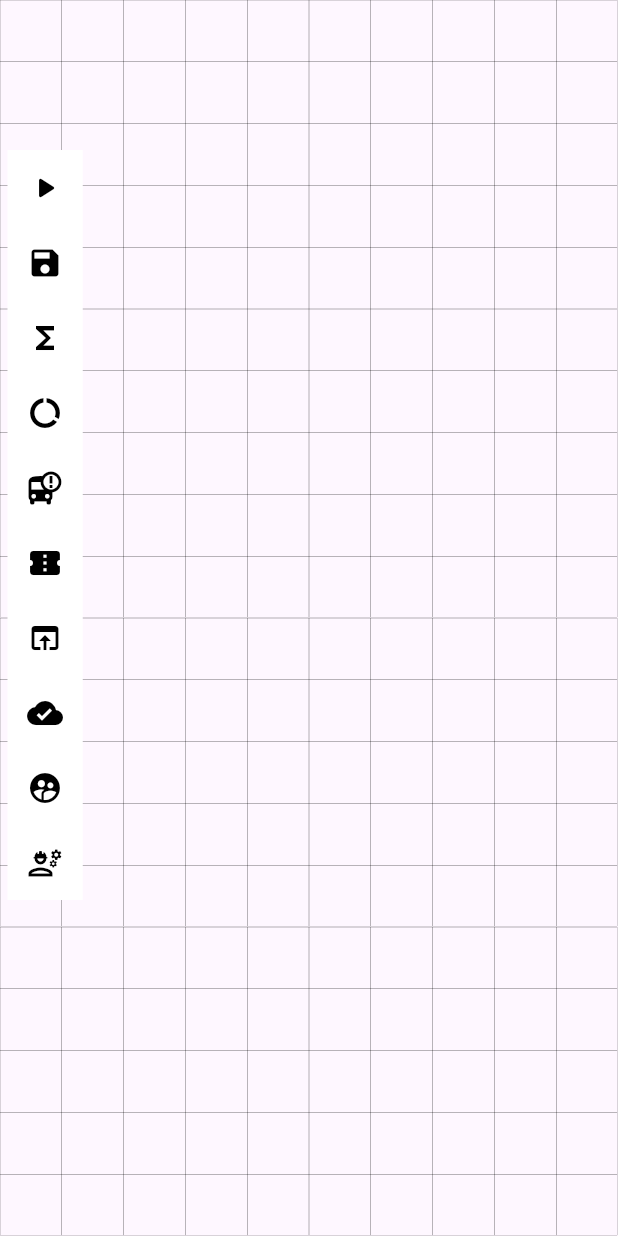
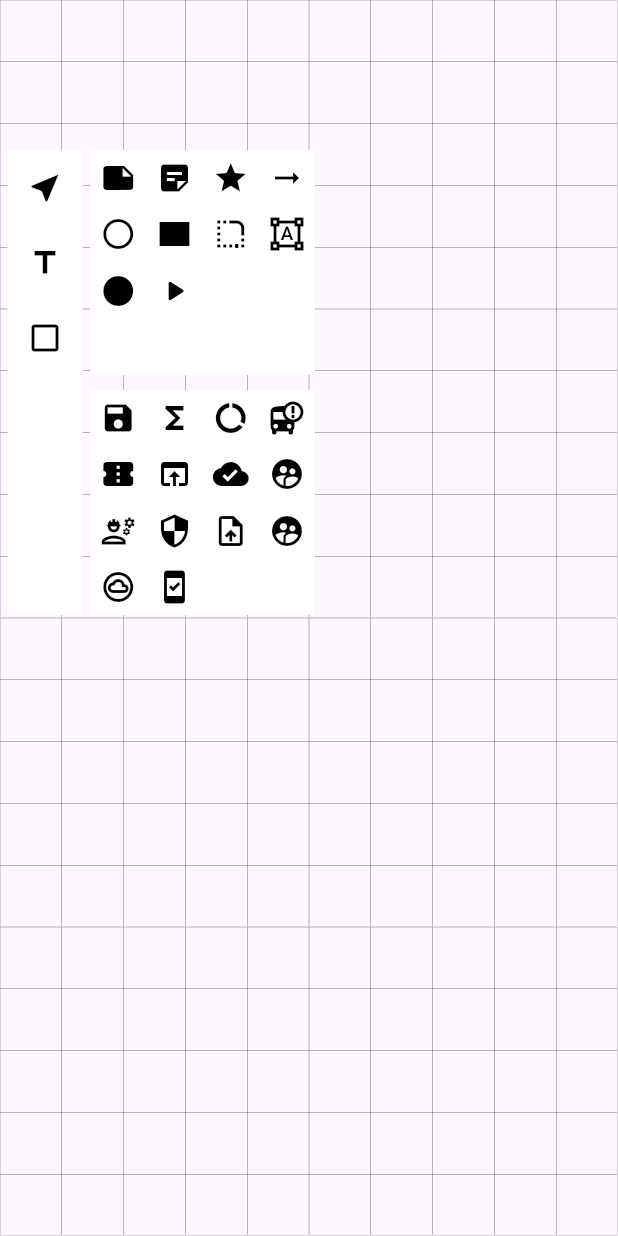
Before and after one commit to ibrahimsezer/Draggable_Interaction, a Flutter app: the screen it shows after launch, on a phone screen of 412 x 824 dp. Run offline on Flutter 3.47's test engine with Material 3 defaults, Android fonts, the phone set to English and light mode, and no system bars; our stand-ins replace flutter_colorpicker, flutter_svg.

Commit message:
Update ButtonIcons

```diff
--- /dev/null
+++ b/devtools_options.yaml
@@ -0,0 +1 @@
+extensions:
--- a/lib/model/this_model.dart
+++ b/lib/model/this_model.dart
@@ -1,6 +1,6 @@
 import 'package:flutter/material.dart';
 
-class ThisModel {
+class ThisModel extends ChangeNotifier{
   final int id;
   final Widget widget;
   bool isActive;
--- a/lib/model/widget_model.dart
+++ b/lib/model/widget_model.dart
@@ -12,7 +12,6 @@ class WidgetModel {
 
   static List<WidgetModel> widgetModelList = [];
   static int idCount = widgetModelList.length;
-  static List<int> modelIdList = [];
 }
 
 class WidgetFunctions with ChangeNotifier {
@@ -26,4 +25,5 @@ class WidgetFunctions with ChangeNotifier {
     ThisModel.thisModelList.add(model);
     notifyListeners();
   }
+
 }
--- a/lib/ui/main_board.dart
+++ b/lib/ui/main_board.dart
@@ -5,8 +5,16 @@ import 'package:draggable_example/ui/widgets/grid_view_background.dart';
 import 'package:flutter/material.dart';
 import 'package:provider/provider.dart';
 
+//todo Widget frames remain unclickable after resizing
+//todo Widget delete with using topBarmenu
+//todo Right and bottom frames not locked. Lock this
+//todo Edit widget button folder
+//todo Save widget info in database
+//todo Group widgets
+//todo Add widget in board
+//todo Move widget to front or back
+double globalPosY = 0;
 double globalPosX = 0;
-double globalPosY = 0;
 double containerLeft = 0;
 double containerTop = 0;
 bool isResizing = false;
@@ -17,6 +25,7 @@ class MainBoard extends StatefulWidget with ChangeNotifier {
   MainBoard({super.key});
 
   static List<ThisModel> widgets = [];
+  static List<Widget> activeWidgetList = [];
 
   void addWidget(ThisModel model) {
     widgets.add(model);
@@ -35,11 +44,27 @@ class MainBoard extends StatefulWidget with ChangeNotifier {
     notifyListeners();
   }
 
+  void activeWidgetListAdd() {
+    for (int i = 0; i < ThisModel.thisModelList.length; i++) {
+      if (ThisModel.thisModelList[i].isActive == true) {
+        activeWidgetList.add(ThisModel.thisModelList[i].widget);
+      }
+    }
+  }
+
+  void activePosition() {
+    for (int i = 0; i < activeWidgetList.length; i++) {
+      activeWidgetList[i];
+    }
+  }
+
   @override
   State<MainBoard> createState() => _MainBoardState();
 }
 
 class _MainBoardState extends State<MainBoard> {
+  Widget getGridWidget = const GridViewBackground();
+
   @override
   Widget build(BuildContext context) {
     return Scaffold(
@@ -53,7 +78,7 @@ class _MainBoardState extends State<MainBoard> {
                 maxScale: 1000,
                 child: Stack(
                   children: [
-                    const AbsorbPointer(child: GridViewBackground()),
+                    AbsorbPointer(child: getGridWidget),
                     ...ThisModel.thisModelList.map((e) => e.widget),
                   ],
                 ),
@@ -71,6 +96,16 @@ class _MainBoardState extends State<MainBoard> {
           //   },
           // ),
           const Positioned(top: 100, left: 5, child: ActivityBar()),
+          const Positioned(
+            top: 100,
+            left: 60,
+            child: ActivityGridBar(),
+          ),
+          const Positioned(
+            top: 260,
+            left: 60,
+            child: ActivityGridSvgBar(),
+          ),
           ...MainBoard.widgets.map((e) => e.widget),
         ]),
       ),
--- a/lib/ui/widgets/activites_bar.dart
+++ b/lib/ui/widgets/activites_bar.dart
@@ -12,17 +12,140 @@ class ActivityBar extends StatelessWidget {
   Widget build(BuildContext context) {
     return Container(
       width: 50,
-      height: 500,
+      height: 310,
       color: Colors.white,
       child: GridView(
         gridDelegate:
             const SliverGridDelegateWithFixedCrossAxisCount(crossAxisCount: 1),
+        children: [
+          const ActivityBarIcon(
+              widgetButtonName: SizedBox(),
+              widgetButtonIcon: Icons.near_me,
+              myWidth: 0,
+              myHeight: 0),
+          ActivityBarIcon(
+              widgetButtonName: SizedBox(
+                child: TextField(
+                  textInputAction: TextInputAction.done,
+                  onSubmitted: (value) {
+                    FocusScope.of(context).unfocus();
+                  },
+                  textAlign: TextAlign.center,
+                  maxLines: null,
+                  decoration: const InputDecoration(
+                    border: InputBorder.none,
+                  ),
+                  style: const TextStyle(
+                      color: Colors.black,
+                      fontSize: 20,
+                      decoration: TextDecoration.none),
+                ),
+              ),
+              widgetButtonIcon: Icons.title,
+              myWidth: 20,
+              myHeight: 20),
+          const ActivityBarIcon(
+              widgetButtonName: SizedBox(),
+              widgetButtonIcon: Icons.check_box_outline_blank,
+              myWidth: 0,
+              myHeight: 0)
+        ],
+      ),
+    );
+  }
+}
+
+class ActivityGridBar extends StatelessWidget {
+  const ActivityGridBar({super.key});
+
+  @override
+  Widget build(BuildContext context) {
+    return Container(
+      width: 150,
+      height: 150,
+      color: Colors.white,
+      child: GridView(
+          gridDelegate: const SliverGridDelegateWithFixedCrossAxisCount(
+              crossAxisCount: 4),
+          children: const [
+            ActivityBarIcon(
+              myHeight: 100,
+              myWidth: 100,
+              widgetButtonName: NoteWidget(),
+              widgetButtonIcon: Icons.note,
+            ),
+            ActivityBarIcon(
+              myHeight: 100,
+              myWidth: 100,
+              widgetButtonName: StickyNoteWidget(
+                  initialColor: Color.fromRGBO(190, 49, 68, 1)),
+              widgetButtonIcon: Icons.sticky_note_2,
+            ),
+            ActivityBarIcon(
+              myHeight: 100,
+              myWidth: 100,
+              widgetButtonName: StarWidget(),
+              widgetButtonIcon: Icons.star,
+            ),
+            ActivityBarIcon(
+              myHeight: 100,
+              myWidth: 100,
+              widgetButtonName: RightArrowWidget(),
+              widgetButtonIcon: Icons.arrow_right_alt,
+            ),
+            ActivityBarIcon(
+              myHeight: 100,
+              myWidth: 100,
+              widgetButtonName: EllipseShapeWidget(),
+              widgetButtonIcon: Icons.circle_outlined,
+            ),
+            ActivityBarIcon(
+              myHeight: 100,
+              myWidth: 100,
+              widgetButtonName: RectangleShapeWidget(),
+              widgetButtonIcon: Icons.rectangle,
+            ),
+            ActivityBarIcon(
+              myHeight: 100,
+              myWidth: 100,
+              widgetButtonName: RoundedRectangleShapeWidget(),
+              widgetButtonIcon: Icons.rounded_corner,
+            ),
+            ActivityBarIcon(
+              myHeight: 100,
+              myWidth: 100,
+              widgetButtonName: RhombusShapeWidget(),
+              widgetButtonIcon: Icons.format_shapes,
+            ),
+            ActivityBarIcon(
+              myHeight: 100,
+              myWidth: 100,
+              widgetButtonName: CircleWidget(),
+              widgetButtonIcon: Icons.circle,
+            ),
+            ActivityBarIcon(
+                widgetButtonName: TriangleShapeWidget(),
+                widgetButtonIcon: Icons.play_arrow_rounded,
+                myWidth: 100,
+                myHeight: 100),
+          ]),
+    );
+  }
+}
+
+class ActivityGridSvgBar extends StatelessWidget {
+  const ActivityGridSvgBar({super.key});
+
+  @override
+  Widget build(BuildContext context) {
+    return Container(
+      width: 150,
+      height: 150,
+      color: Colors.white,
+      child: GridView(
+        gridDelegate:
+            const SliverGridDelegateWithFixedCrossAxisCount(crossAxisCount: 4),
         children: const [
-          ActivityBarIcon(
-              widgetButtonName: TriangleShapeWidget(),
-              widgetButtonIcon: Icons.play_arrow_rounded,
-              myWidth: 100,
-              myHeight: 100),
           ActivityBarIcon(
             myHeight: 100,
             myWidth: 100,
@@ -121,61 +244,6 @@ class ActivityBar extends StatelessWidget {
                 CreateImageWidget(assetName: 'lib/assets/images/security1.svg'),
             widgetButtonIcon: Icons.security_update_good,
           ),
-          ActivityBarIcon(
-            myHeight: 100,
-            myWidth: 100,
-            widgetButtonName: RectangleShapeWidget(),
-            widgetButtonIcon: Icons.rectangle,
-          ),
-          ActivityBarIcon(
-            myHeight: 100,
-            myWidth: 100,
-            widgetButtonName: RoundedRectangleShapeWidget(),
-            widgetButtonIcon: Icons.rounded_corner,
-          ),
-          ActivityBarIcon(
-            myHeight: 100,
-            myWidth: 100,
-            widgetButtonName: RhombusShapeWidget(),
-            widgetButtonIcon: Icons.format_shapes,
-          ),
-          ActivityBarIcon(
-            myHeight: 100,
-            myWidth: 100,
-            widgetButtonName: CircleWidget(),
-            widgetButtonIcon: Icons.circle,
-          ),
-          ActivityBarIcon(
-            myHeight: 100,
-            myWidth: 100,
-            widgetButtonName: NoteWidget(),
-            widgetButtonIcon: Icons.note,
-          ),
-          ActivityBarIcon(
-            myHeight: 100,
-            myWidth: 100,
-            widgetButtonName:
-                StickyNoteWidget(initialColor: Color.fromRGBO(190, 49, 68, 1)),
-            widgetButtonIcon: Icons.sticky_note_2,
-          ),
-          ActivityBarIcon(
-            myHeight: 100,
-            myWidth: 100,
-            widgetButtonName: StarWidget(),
-            widgetButtonIcon: Icons.star,
-          ),
-          ActivityBarIcon(
-            myHeight: 100,
-            myWidth: 100,
-            widgetButtonName: RightArrowWidget(),
-            widgetButtonIcon: Icons.arrow_right_alt,
-          ),
-          ActivityBarIcon(
-            myHeight: 100,
-            myWidth: 100,
-            widgetButtonName: EllipseShapeWidget(),
-            widgetButtonIcon: Icons.circle_outlined,
-          ),
         ],
       ),
     );
--- a/lib/ui/widgets/interface_buttons.dart
+++ b/lib/ui/widgets/interface_buttons.dart
@@ -43,7 +43,9 @@ class _WidgetButtonModuleState extends State<WidgetButtonModule> {
                     myPosY: MediaQuery.sizeOf(context).height / 2,
                     initialWidth: widget.myWidth,
                     initialHeight: widget.myHeight,
-                      widgetVariable: widget.widgetButtonName),
+                    widgetVariable: widget.widgetButtonName,
+                    id: idCounter++,
+                  ),
                   isActive: false);
               context.read<WidgetFunctions>().addThisModel(myModel);
             },
@@ -86,7 +88,9 @@ class _ActivityBarIconState extends State<ActivityBarIcon> {
                 myPosY: MediaQuery.sizeOf(context).height * 0.4,
                 initialWidth: 100,
                 initialHeight: 100,
-                  widgetVariable: widget.widgetButtonName),
+                widgetVariable: widget.widgetButtonName,
+                id: idCounter++,
+              ),
               isActive: false);
           context.read<WidgetFunctions>().addThisModel(myModel);
         },
--- a/lib/ui/widgets/moduler_widget.dart
+++ b/lib/ui/widgets/moduler_widget.dart
@@ -1,3 +1,6 @@
+import 'dart:developer';
+
+import 'package:draggable_example/model/this_model.dart';
 import 'package:flutter/material.dart';
 
 class ModulerWidget extends StatefulWidget {
@@ -6,6 +9,7 @@ class ModulerWidget extends StatefulWidget {
   double myPosX;
   double myPosY;
   final Widget widgetVariable;
+  final int id;
 
   ModulerWidget(
       {super.key,
@@ -13,7 +17,8 @@ class ModulerWidget extends StatefulWidget {
       required this.myPosY,
       required this.initialHeight,
       required this.initialWidth,
-      required this.widgetVariable});
+      required this.widgetVariable,
+      required this.id});
 
   @override
   State<ModulerWidget> createState() => _ModulerWidgetState();
@@ -37,6 +42,20 @@ class _ModulerWidgetState extends State<ModulerWidget> {
         height: widget.initialHeight,
         width: widget.initialWidth,
         child: GestureDetector(
+          onTap: () {
+            print("onTap");
+            print("ThisModel.thisModelList: ${ThisModel.thisModelList}");
+            ThisModel.thisModelList.map((e){
+              print("e: ${e}");
+              print("e.id: ${e.id}");
+              print("e.isActive: ${e.isActive}");
+              if(e.id == widget.id){
+                print("e.id == widget.id");
+                e.isActive = !e.isActive;
+                print("IsActive changed");
+              }
+            });
+          },
           onPanStart: (details) {
             if (details.localPosition.dx >= widget.initialWidth - 20 &&
                 details.localPosition.dy >= widget.initialHeight - 20) {
@@ -65,26 +84,13 @@ class _ModulerWidgetState extends State<ModulerWidget> {
                   widget.initialWidth += dx;
                   widget.initialHeight += dy;
                   startPosition = details.localPosition;
-                } else if (widget.initialHeight < 25) {
-                  widget.initialHeight = 25;
-                } else if (widget.initialWidth < 25) {
-                  widget.initialWidth = 25;
+                } else if (widget.initialHeight < 1) {
+                  widget.initialHeight += 1;
+                } else if (widget.initialWidth < 1) {
+                  widget.initialWidth += 1;
                 }
               }
             });
-
-            //
-            // double centerX = widget.myPosX + widget.initialWidth / 2;
-            // double centerY = widget.myPosY + widget.initialHeight / 2;
-            // double angle = -1 * (startPosition.dx - details.localPosition.dx) /
-            //     100; // Döndürme açısını hesaplayın
-            // setState(() {
-            //   var variable = Transform.rotate(angle: angle,child: widget.widgetVariable);
-            //   rotationAngle += angle;
-            //   variable.transform =
-            //   Matrix4.identity()..rotateZ(rotationAngle);
-            // });
-            // startPosition = details.localPosition;
           },
           onPanEnd: (details) {
             setState(() {
@@ -95,5 +101,3 @@ class _ModulerWidgetState extends State<ModulerWidget> {
         ));
   }
 }
-
-///
```
Also changed, not shown: pubspec.lock. Lines whose indentation alone changed are shown as unchanged.
